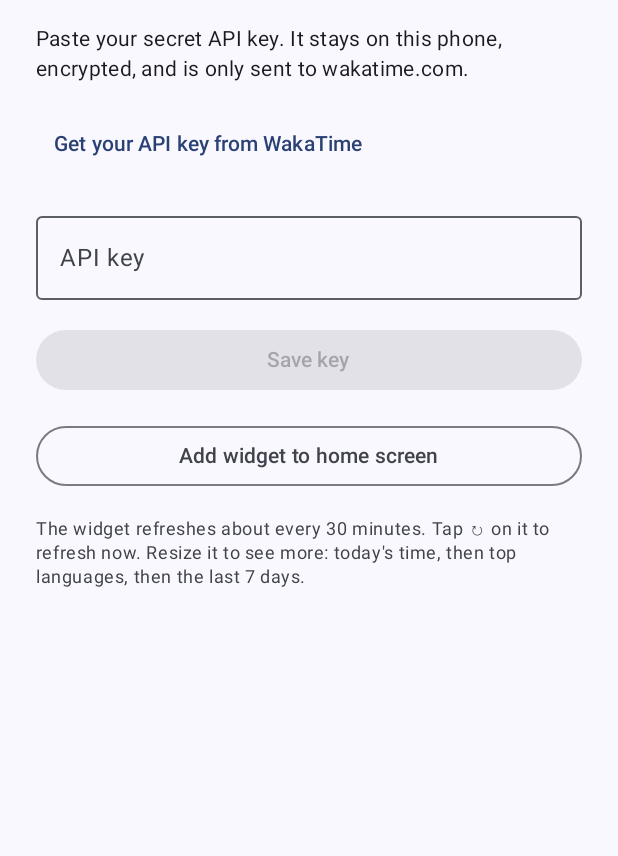
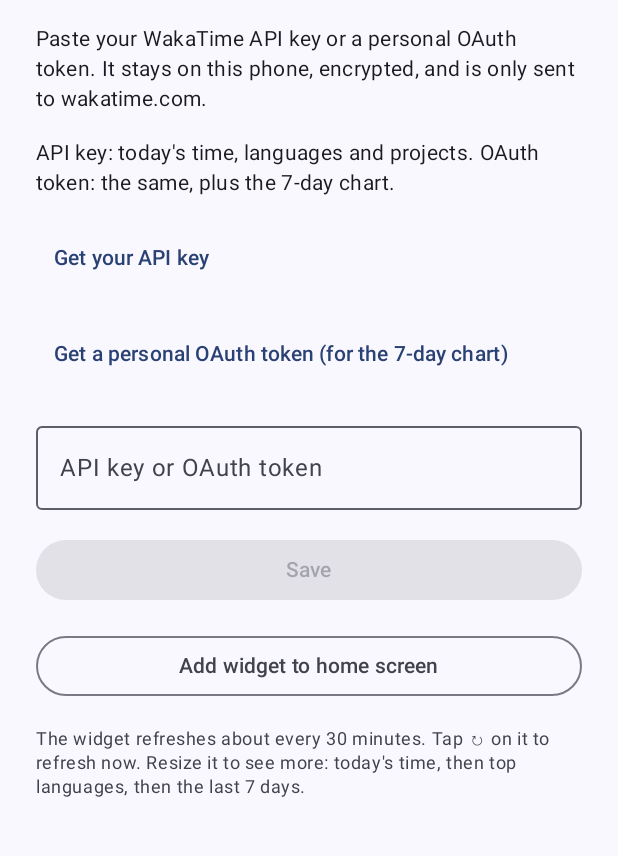
Before and after one commit to iam-shanmukha/WakaWidget, an Android app built with Jetpack Compose: the screen it shows after launch (MainActivity), on a phone screen of 412 x 824 dp, the part 90-946 px from its top. Run offline under Robolectric (Android 15) with nearby library versions, the phone set to English and light mode, and no system bars; libraries missing offline, so code that uses them is left out: androidx.glance, androidx.glance.appwidget; pictures from the network do not load.

Commit message:
feat: accept a personal OAuth token as well as an API key
WakaTime limits secret API keys to plugin endpoints, so they can't read
the 7-day summaries. A personal OAuth token from wakatime.com/oauth can,
and needs no registered OAuth app. Tokens (waka_tok_...) are sent as a
Bearer header; API keys keep Basic auth and show today's stats only.

- Settings screen links to both, explains the difference, and suggests
  a token when an API key can't load the chart
- First JVM unit tests (auth header, formatDuration), run on PRs

```diff
--- a/app/build.gradle.kts
+++ b/app/build.gradle.kts
@@ -60,4 +60,6 @@ dependencies {
     implementation("androidx.glance:glance-appwidget:1.1.1")
     implementation("androidx.work:work-runtime-ktx:2.9.1")
     implementation("androidx.datastore:datastore-preferences:1.1.1")
+
+    testImplementation("junit:junit:4.13.2")
 }
--- a/app/src/main/java/dev/vishnu/wakawidget/MainActivity.kt
+++ b/app/src/main/java/dev/vishnu/wakawidget/MainActivity.kt
@@ -84,20 +84,30 @@ private fun SettingsScreen() {
         ) {
             Text("WakaTime Widget", style = MaterialTheme.typography.headlineMedium)
             Text(
-                "Paste your secret API key. It stays on this phone, encrypted, " +
-                    "and is only sent to wakatime.com.",
+                "Paste your WakaTime API key or a personal OAuth token. It stays on this " +
+                    "phone, encrypted, and is only sent to wakatime.com.",
+                style = MaterialTheme.typography.bodyMedium,
+            )
+            Text(
+                "API key: today's time, languages and projects. " +
+                    "OAuth token: the same, plus the 7-day chart.",
                 style = MaterialTheme.typography.bodyMedium,
             )
             TextButton(onClick = {
                 context.startActivity(
                     Intent(Intent.ACTION_VIEW, Uri.parse("https://wakatime.com/settings/api-key"))
                 )
-            }) { Text("Get your API key from WakaTime") }
+            }) { Text("Get your API key") }
+            TextButton(onClick = {
+                context.startActivity(
+                    Intent(Intent.ACTION_VIEW, Uri.parse("https://wakatime.com/oauth"))
+                )
+            }) { Text("Get a personal OAuth token (for the 7-day chart)") }
 
             OutlinedTextField(
                 value = apiKey,
                 onValueChange = { apiKey = it.trim() },
-                label = { Text("API key") },
+                label = { Text("API key or OAuth token") },
                 singleLine = true,
                 visualTransformation = PasswordVisualTransformation(),
                 modifier = Modifier.fillMaxWidth(),
@@ -117,11 +127,16 @@ private fun SettingsScreen() {
                             StatsCache.save(context, stats)
                             WidgetUpdater.push(context, stats, null)
                             RefreshWorker.schedule(context)
-                            status = "Key saved. Today so far: ${formatDuration(stats.todaySeconds)}"
+                            val today = "Saved. Today so far: ${formatDuration(stats.todaySeconds)}."
+                            status = if (stats.week.isEmpty() && !WakaApi.isOAuthToken(key)) {
+                                "$today Use an OAuth token to also see the 7-day chart."
+                            } else {
+                                today
+                            }
                         }
                         result.onFailure { e ->
                             status = if (e is AuthException) {
-                                "WakaTime rejected this key. Copy it again from the settings page."
+                                "WakaTime rejected this key or token. Copy it again from WakaTime."
                             } else {
                                 "Couldn't reach WakaTime (${e.message}). Check your connection and try again."
                             }
@@ -129,7 +144,7 @@ private fun SettingsScreen() {
                         busy = false
                     }
                 },
-            ) { Text("Save key") }
+            ) { Text("Save") }
 
             status?.let { Text(it, style = MaterialTheme.typography.bodyMedium) }
 
--- a/app/src/main/java/dev/vishnu/wakawidget/widget/WakaWidget.kt
+++ b/app/src/main/java/dev/vishnu/wakawidget/widget/WakaWidget.kt
@@ -189,7 +189,7 @@ private fun WeekChart(stats: Stats) {
     if (days.isEmpty()) {
         // WakaTime only serves the 7-day summaries to OAuth tokens, not API keys.
         Text(
-            text = "7-day chart not available",
+            text = "7-day chart needs an OAuth token",
             style = TextStyle(color = GlanceTheme.colors.onSurfaceVariant, fontSize = 11.sp),
         )
         return
```
Also changed, not shown: app/src/main/java/dev/vishnu/wakawidget/WakaApi.kt (+16 -5 lines), 4 other files.
